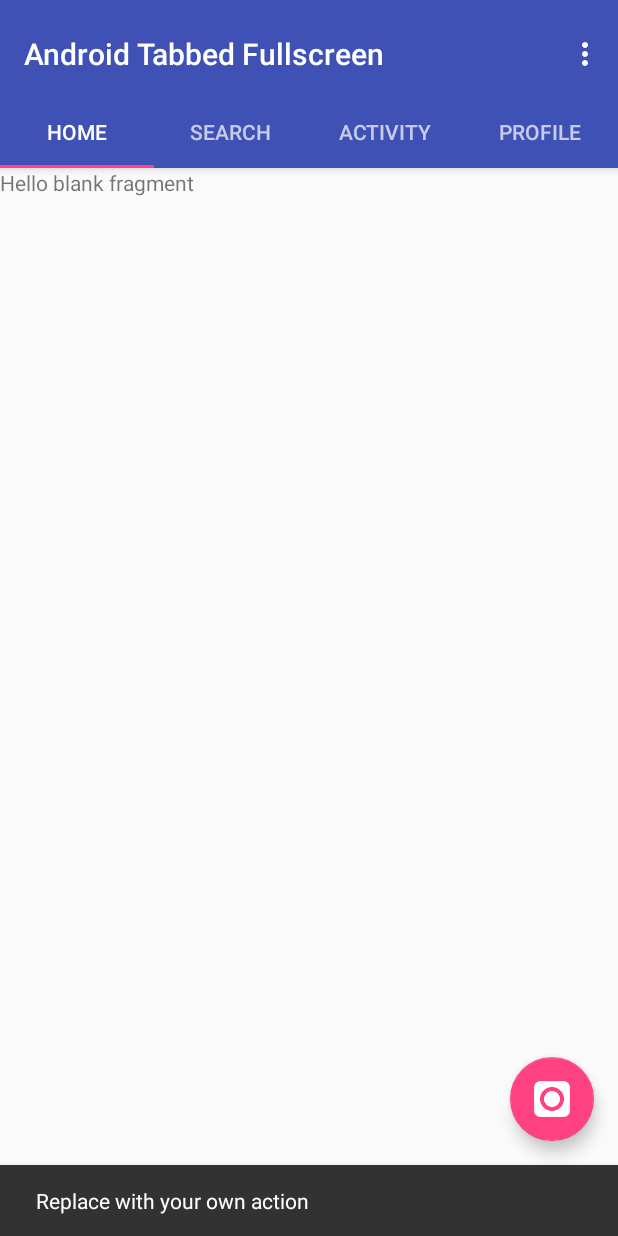
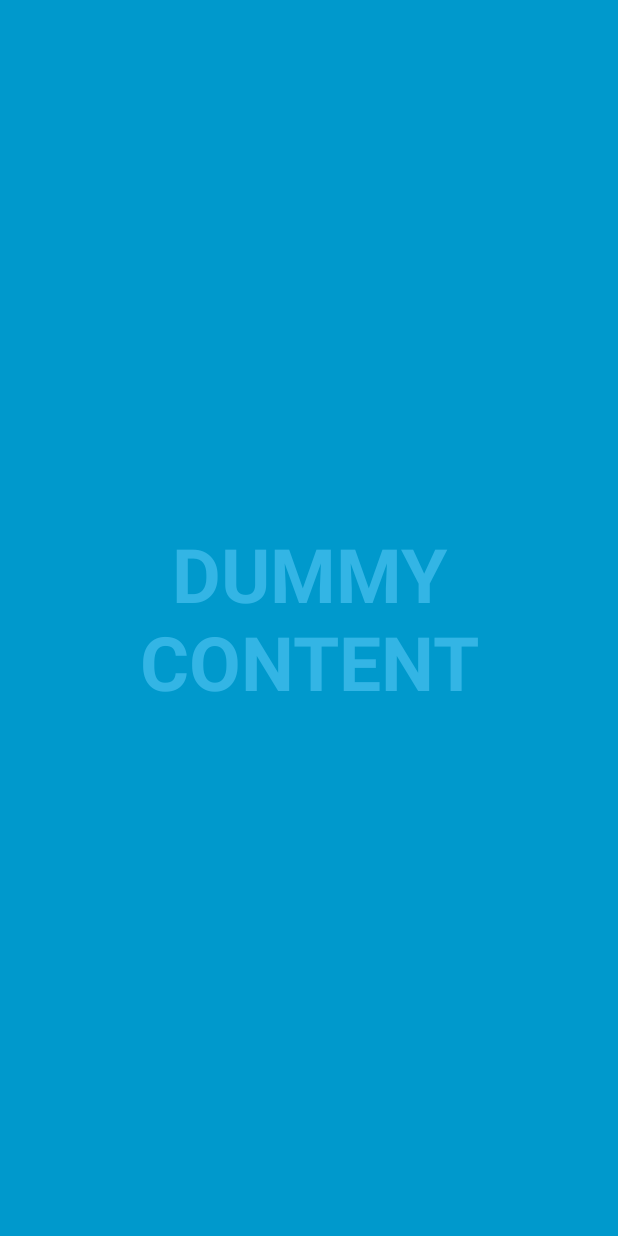
Before and after one commit to ArminAg/android-tabbed-fullscreen, an Android app: the screen it shows after launch (MainActivity before the commit, MediaActivity after it), after a tap on an icon or button, on a phone screen of 412 x 824 dp. Run offline under Robolectric (Android 15) with nearby library versions, the phone set to English and light mode, and no system bars.

Commit message:
Add Media Fullscreen Activity

```diff
--- a/app/src/main/AndroidManifest.xml
+++ b/app/src/main/AndroidManifest.xml
@@ -18,6 +18,11 @@
                 <category android:name="android.intent.category.LAUNCHER" />
             </intent-filter>
         </activity>
+        <activity
+            android:name=".activities.MediaActivity"
+            android:configChanges="orientation|keyboardHidden|screenSize"
+            android:label="@string/title_activity_media"
+            android:theme="@style/FullscreenTheme"></activity>
     </application>
 
 </manifest>
--- a/app/src/main/java/solutions/hedron/android_tabbed_fullscreen/activities/MainActivity.java
+++ b/app/src/main/java/solutions/hedron/android_tabbed_fullscreen/activities/MainActivity.java
@@ -1,5 +1,7 @@
 package solutions.hedron.android_tabbed_fullscreen.activities;
 
+import android.content.Context;
+import android.content.Intent;
 import android.support.design.widget.TabLayout;
 import android.support.design.widget.FloatingActionButton;
 import android.support.design.widget.Snackbar;
@@ -63,11 +65,12 @@ public class MainActivity extends AppCompatActivity {
 
         FloatingActionButton fab = (FloatingActionButton) findViewById(R.id.fab);
         fab.setImageDrawable(ContextCompat.getDrawable(getBaseContext(), R.drawable.new_post_button));
+        final Context context = this;
         fab.setOnClickListener(new View.OnClickListener() {
             @Override
             public void onClick(View view) {
-                Snackbar.make(view, "Replace with your own action", Snackbar.LENGTH_LONG)
-                        .setAction("Action", null).show();
+                Intent intent = new Intent(context, MediaActivity.class);
+                startActivity(intent);
             }
         });
 
--- /dev/null
+++ b/app/src/main/java/solutions/hedron/android_tabbed_fullscreen/activities/MediaActivity.java
@@ -0,0 +1,165 @@
+package solutions.hedron.android_tabbed_fullscreen.activities;
+
+import android.annotation.SuppressLint;
+import android.support.v7.app.ActionBar;
+import android.support.v7.app.AppCompatActivity;
+import android.os.Bundle;
+import android.os.Handler;
+import android.view.MotionEvent;
+import android.view.View;
+
+import solutions.hedron.android_tabbed_fullscreen.R;
+
+/**
+ * An example full-screen activity that shows and hides the system UI (i.e.
+ * status bar and navigation/system bar) with user interaction.
+ */
+public class MediaActivity extends AppCompatActivity {
+    /**
+     * Whether or not the system UI should be auto-hidden after
+     * {@link #AUTO_HIDE_DELAY_MILLIS} milliseconds.
+     */
+    private static final boolean AUTO_HIDE = true;
+
+    /**
+     * If {@link #AUTO_HIDE} is set, the number of milliseconds to wait after
+     * user interaction before hiding the system UI.
+     */
+    private static final int AUTO_HIDE_DELAY_MILLIS = 3000;
+
+    /**
+     * Some older devices needs a small delay between UI widget updates
+     * and a change of the status and navigation bar.
+     */
+    private static final int UI_ANIMATION_DELAY = 300;
+    private final Handler mHideHandler = new Handler();
+    private View mContentView;
+    private final Runnable mHidePart2Runnable = new Runnable() {
+        @SuppressLint("InlinedApi")
+        @Override
+        public void run() {
+            // Delayed removal of status and navigation bar
+
+            // Note that some of these constants are new as of API 16 (Jelly Bean)
+            // and API 19 (KitKat). It is safe to use them, as they are inlined
+            // at compile-time and do nothing on earlier devices.
+            mContentView.setSystemUiVisibility(View.SYSTEM_UI_FLAG_LOW_PROFILE
+                    | View.SYSTEM_UI_FLAG_FULLSCREEN
+                    | View.SYSTEM_UI_FLAG_LAYOUT_STABLE
+                    | View.SYSTEM_UI_FLAG_IMMERSIVE_STICKY
+                    | View.SYSTEM_UI_FLAG_LAYOUT_HIDE_NAVIGATION
+                    | View.SYSTEM_UI_FLAG_HIDE_NAVIGATION);
+        }
+    };
+    private View mControlsView;
+    private final Runnable mShowPart2Runnable = new Runnable() {
+        @Override
+        public void run() {
+            // Delayed display of UI elements
+            ActionBar actionBar = getSupportActionBar();
+            if (actionBar != null) {
+                actionBar.show();
+            }
+            mControlsView.setVisibility(View.VISIBLE);
+        }
+    };
+    private boolean mVisible;
+    private final Runnable mHideRunnable = new Runnable() {
+        @Override
+        public void run() {
+            hide();
+        }
+    };
+    /**
+     * Touch listener to use for in-layout UI controls to delay hiding the
+     * system UI. This is to prevent the jarring behavior of controls going away
+     * while interacting with activity UI.
+     */
+    private final View.OnTouchListener mDelayHideTouchListener = new View.OnTouchListener() {
+        @Override
+        public boolean onTouch(View view, MotionEvent motionEvent) {
+            if (AUTO_HIDE) {
+                delayedHide(AUTO_HIDE_DELAY_MILLIS);
+            }
+            return false;
+        }
+    };
+
+    @Override
+    protected void onCreate(Bundle savedInstanceState) {
+        super.onCreate(savedInstanceState);
+
+        setContentView(R.layout.activity_media);
+
+        mVisible = true;
+        mControlsView = findViewById(R.id.fullscreen_content_controls);
+        mContentView = findViewById(R.id.fullscreen_content);
+
+
+        // Set up the user interaction to manually show or hide the system UI.
+        mContentView.setOnClickListener(new View.OnClickListener() {
+            @Override
+            public void onClick(View view) {
+                toggle();
+            }
+        });
+
+        // Upon interacting with UI controls, delay any scheduled hide()
+        // operations to prevent the jarring behavior of controls going away
+        // while interacting with the UI.
+        findViewById(R.id.dummy_button).setOnTouchListener(mDelayHideTouchListener);
+    }
+
+    @Override
+    protected void onPostCreate(Bundle savedInstanceState) {
+        super.onPostCreate(savedInstanceState);
+
+        // Trigger the initial hide() shortly after the activity has been
+        // created, to briefly hint to the user that UI controls
+        // are available.
+        delayedHide(100);
+    }
+
+    private void toggle() {
+        if (mVisible) {
+            hide();
+        } else {
+            show();
+        }
+    }
+
+    private void hide() {
+        // Hide UI first
+        ActionBar actionBar = getSupportActionBar();
+        if (actionBar != null) {
+            actionBar.hide();
+        }
+        mControlsView.setVisibility(View.GONE);
+        mVisible = false;
+
+        // Schedule a runnable to remove the status and navigation bar after a delay
+        mHideHandler.removeCallbacks(mShowPart2Runnable);
+        mHideHandler.postDelayed(mHidePart2Runnable, UI_ANIMATION_DELAY);
+    }
+
+    @SuppressLint("InlinedApi")
+    private void show() {
+        // Show the system bar
+        mContentView.setSystemUiVisibility(View.SYSTEM_UI_FLAG_LAYOUT_FULLSCREEN
+                | View.SYSTEM_UI_FLAG_LAYOUT_HIDE_NAVIGATION);
+        mVisible = true;
+
+        // Schedule a runnable to display UI elements after a delay
+        mHideHandler.removeCallbacks(mHidePart2Runnable);
+        mHideHandler.postDelayed(mShowPart2Runnable, UI_ANIMATION_DELAY);
+    }
+
+    /**
+     * Schedules a call to hide() in [delay] milliseconds, canceling any
+     * previously scheduled calls.
+     */
+    private void delayedHide(int delayMillis) {
+        mHideHandler.removeCallbacks(mHideRunnable);
+        mHideHandler.postDelayed(mHideRunnable, delayMillis);
+    }
+}
--- /dev/null
+++ b/app/src/main/res/layout/activity_media.xml
@@ -0,0 +1,50 @@
+<FrameLayout xmlns:android="http://schemas.android.com/apk/res/android"
+    xmlns:tools="http://schemas.android.com/tools"
+    android:layout_width="match_parent"
+    android:layout_height="match_parent"
+    android:background="#0099cc"
+    tools:context="solutions.hedron.android_tabbed_fullscreen.activities.MediaActivity">
+
+    <!-- The primary full-screen view. This can be replaced with whatever view
+         is needed to present your content, e.g. VideoView, SurfaceView,
+         TextureView, etc. -->
+    <TextView
+        android:id="@+id/fullscreen_content"
+        android:layout_width="match_parent"
+        android:layout_height="match_parent"
+        android:gravity="center"
+        android:keepScreenOn="true"
+        android:text="@string/dummy_content"
+        android:textColor="#33b5e5"
+        android:textSize="50sp"
+        android:textStyle="bold" />
+
+    <!-- This FrameLayout insets its children based on system windows using
+         android:fitsSystemWindows. -->
+    <FrameLayout
+        android:layout_width="match_parent"
+        android:layout_height="match_parent"
+        android:fitsSystemWindows="true">
+
+        <LinearLayout
+            android:id="@+id/fullscreen_content_controls"
+            style="?metaButtonBarStyle"
+            android:layout_width="match_parent"
+            android:layout_height="wrap_content"
+            android:layout_gravity="bottom|center_horizontal"
+            android:background="@color/black_overlay"
+            android:orientation="horizontal"
+            tools:ignore="UselessParent">
+
+            <Button
+                android:id="@+id/dummy_button"
+                style="?metaButtonBarButtonStyle"
+                android:layout_width="0dp"
+                android:layout_height="wrap_content"
+                android:layout_weight="1"
+                android:text="@string/dummy_button" />
+
+        </LinearLayout>
+    </FrameLayout>
+
+</FrameLayout>
--- /dev/null
+++ b/app/src/main/res/values/attrs.xml
@@ -0,0 +1,12 @@
+<resources>
+
+    <!-- Declare custom theme attributes that allow changing which styles are
+         used for button bars depending on the API level.
+         ?android:attr/buttonBarStyle is new as of API 11 so this is
+         necessary to support previous API levels. -->
+    <declare-styleable name="ButtonBarContainerTheme">
+        <attr name="metaButtonBarStyle" format="reference" />
+        <attr name="metaButtonBarButtonStyle" format="reference" />
+    </declare-styleable>
+
+</resources>
--- a/app/src/main/res/values/colors.xml
+++ b/app/src/main/res/values/colors.xml
@@ -3,4 +3,6 @@
     <color name="colorPrimary">#3F51B5</color>
     <color name="colorPrimaryDark">#303F9F</color>
     <color name="colorAccent">#FF4081</color>
+
+    <color name="black_overlay">#66000000</color>
 </resources>
--- a/app/src/main/res/values/strings.xml
+++ b/app/src/main/res/values/strings.xml
@@ -5,4 +5,8 @@
 
     <!-- TODO: Remove or change this placeholder text -->
     <string name="hello_blank_fragment">Hello blank fragment</string>
+
+    <string name="title_activity_media">Choose Media</string>
+    <string name="dummy_button">Dummy Button</string>
+    <string name="dummy_content">DUMMY\nCONTENT</string>
 </resources>
--- a/app/src/main/res/values/styles.xml
+++ b/app/src/main/res/values/styles.xml
@@ -17,4 +17,16 @@
 
     <style name="AppTheme.PopupOverlay" parent="ThemeOverlay.AppCompat.Light" />
 
+    <style name="FullscreenTheme" parent="AppTheme">
+        <item name="android:actionBarStyle">@style/FullscreenActionBarStyle</item>
+        <item name="android:windowActionBarOverlay">true</item>
+        <item name="android:windowBackground">@null</item>
+        <item name="metaButtonBarStyle">?android:attr/buttonBarStyle</item>
+        <item name="metaButtonBarButtonStyle">?android:attr/buttonBarButtonStyle</item>
+    </style>
+
+    <style name="FullscreenActionBarStyle" parent="Widget.AppCompat.ActionBar">
+        <item name="android:background">@color/black_overlay</item>
+    </style>
+
 </resources>
```
